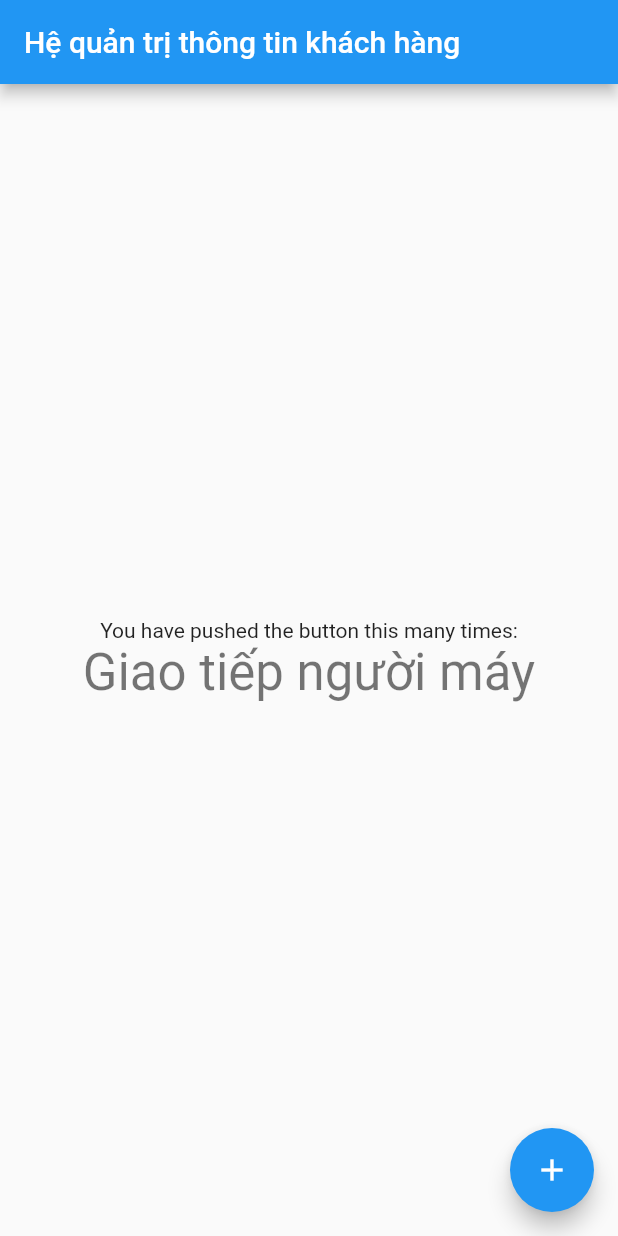
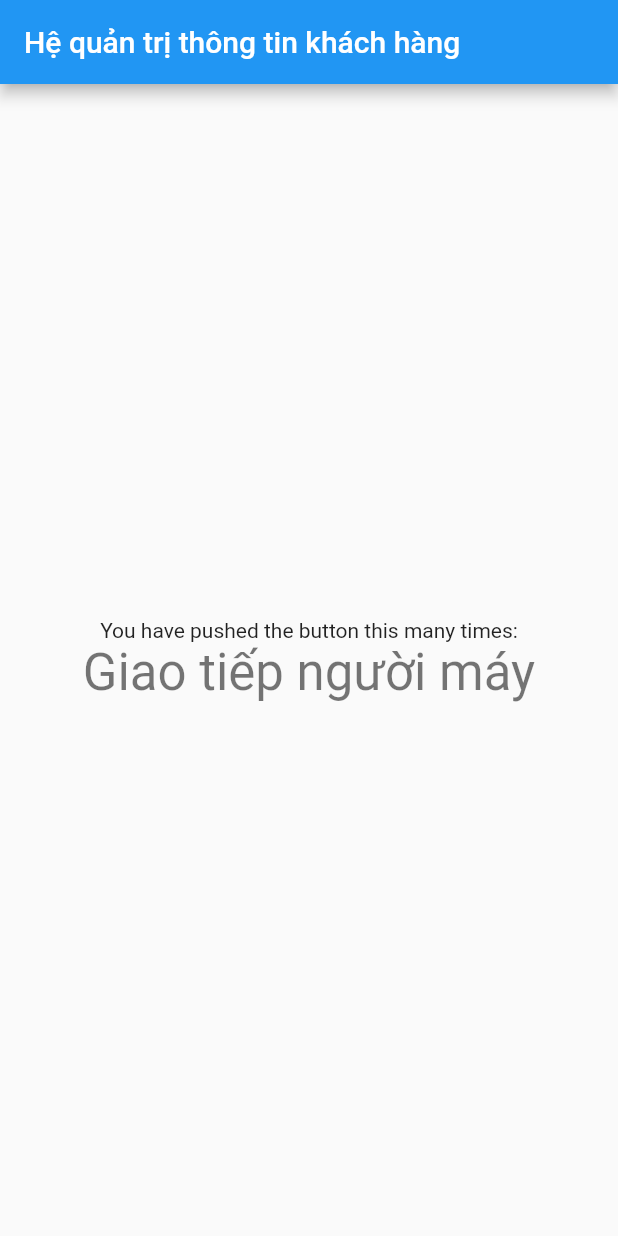
Before and after one commit to hieuvts/customer_management_application, a Flutter app: the screen it shows after launch, on a phone screen of 412 x 824 dp. Run offline on Flutter 3.47's test engine with Material 2 defaults, Android fonts, the phone set to English and light mode, and no system bars.

Commit message:
#2 Update Pubspec

```diff
--- a/lib/main.dart
+++ b/lib/main.dart
@@ -48,10 +48,6 @@ class _MyHomePageState extends State<MyHomePage> {
           ],
         ),
       ),
-      floatingActionButton: FloatingActionButton(
-        tooltip: 'Add',
-        child: Icon(Icons.add),
-      ),
     );
   }
 }
--- a/pubspec.yaml
+++ b/pubspec.yaml
@@ -23,6 +23,10 @@ environment:
 dependencies:
   flutter:
     sdk: flutter
+  animations: ^1.1.2
+  google_fonts: ^1.1.1
+  flutter_launcher_icons: ^0.8.1
+  flutter_slidable: ^0.5.7
 
 
   # The following adds the Cupertino Icons font to your application.
```
Also changed, not shown: 2 other files.
